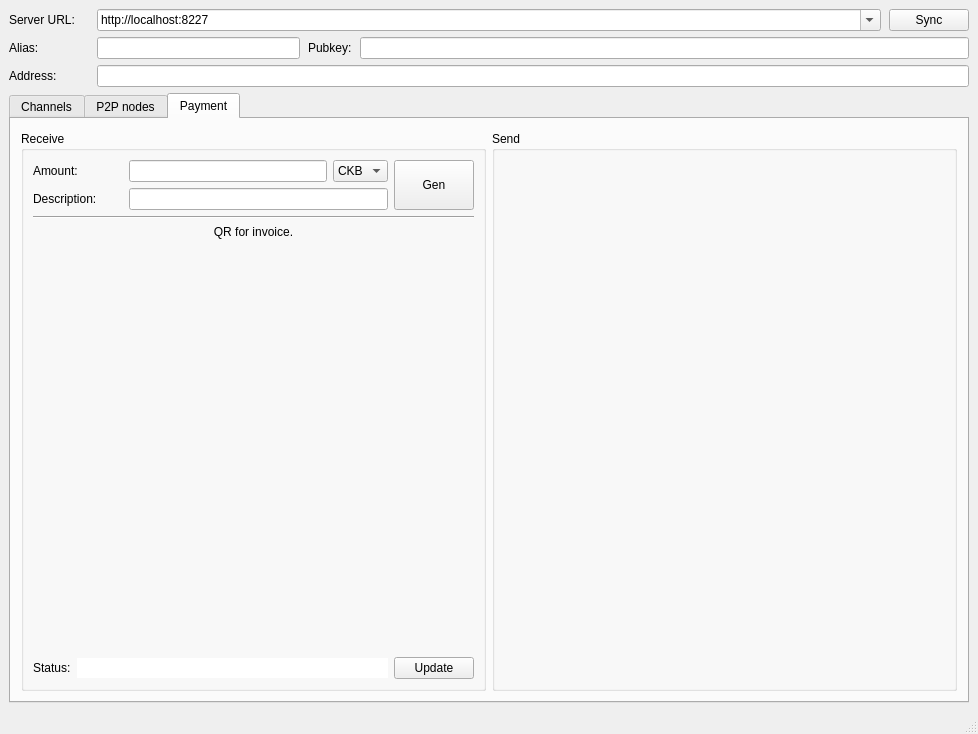
First picture: the form in main_window.ui, repository CipherWang/FiberGUIpy, before the edit.
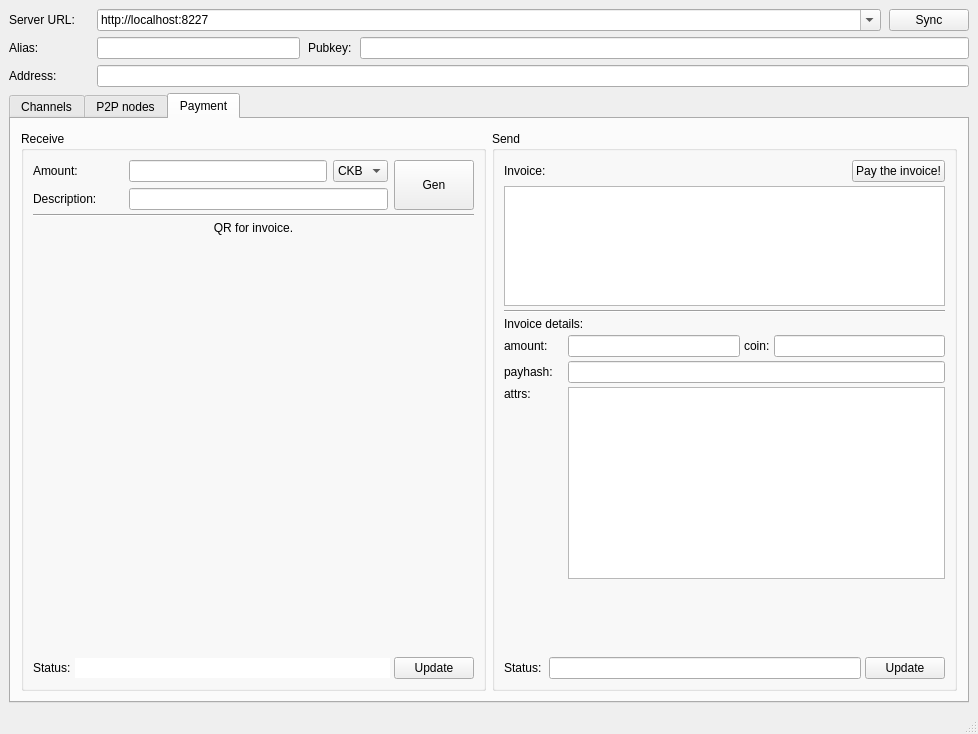
Second picture: the form after the edit. The open tabs and pages were chosen to show the change.

Commit message: add invoice payment function

What changed in the file:
```diff
--- a/main_window.ui
+++ b/main_window.ui
@@ -446,7 +446,10 @@
           <property name="title">
            <string>Receive</string>
           </property>
-          <layout class="QVBoxLayout" name="verticalLayout_6" stretch="0,0,0,1,0">
+          <layout class="QVBoxLayout" name="verticalLayout_6" stretch="0,0,0,1,0,0">
+           <property name="spacing">
+            <number>4</number>
+           </property>
            <item>
             <layout class="QHBoxLayout" name="horizontalLayout_8">
              <property name="spacing">
@@ -569,6 +572,19 @@
              </property>
             </widget>
            </item>
+           <item>
+            <spacer name="verticalSpacer_2">
+             <property name="orientation">
+              <enum>Qt::Orientation::Vertical</enum>
+             </property>
+             <property name="sizeHint" stdset="0">
+              <size>
+               <width>20</width>
+               <height>40</height>
+              </size>
+             </property>
+            </spacer>
+           </item>
            <item>
             <layout class="QHBoxLayout" name="horizontalLayout_11" stretch="0,1,0">
              <item>
@@ -611,9 +627,229 @@
           <property name="title">
            <string>Send</string>
           </property>
-          <layout class="QVBoxLayout" name="verticalLayout_7">
+          <layout class="QVBoxLayout" name="verticalLayout_7" stretch="0,0,0,0,0,0,0,0,0">
+           <property name="spacing">
+            <number>4</number>
+           </property>
            <item>
-            <layout class="QHBoxLayout" name="horizontalLayout_9"/>
+            <layout class="QHBoxLayout" name="horizontalLayout_9">
+             <property name="spacing">
+              <number>4</number>
+             </property>
+             <item>
+              <widget class="QLabel" name="label_11">
+               <property name="text">
+                <string>Invoice:</string>
+               </property>
+              </widget>
+             </item>
+             <item>
+              <spacer name="horizontalSpacer">
+               <property name="orientation">
+                <enum>Qt::Orientation::Horizontal</enum>
+               </property>
+               <property name="sizeHint" stdset="0">
+                <size>
+                 <width>40</width>
+                 <height>20</height>
+                </size>
+               </property>
+              </spacer>
+             </item>
+             <item>
+              <widget class="QPushButton" name="btnPayInvoice">
+               <property name="text">
+                <string>Pay the invoice!</string>
+               </property>
+              </widget>
+             </item>
+            </layout>
+           </item>
+           <item>
+            <widget class="QPlainTextEdit" name="txtInvoice">
+             <property name="sizePolicy">
+              <sizepolicy hsizetype="Expanding" vsizetype="Preferred">
+               <horstretch>0</horstretch>
+               <verstretch>0</verstretch>
+              </sizepolicy>
+             </property>
+             <property name="minimumSize">
+              <size>
+               <width>0</width>
+               <height>80</height>
+              </size>
+             </property>
+             <property name="maximumSize">
+              <size>
+               <width>16777215</width>
+               <height>120</height>
+              </size>
+             </property>
+            </widget>
+           </item>
+           <item>
+            <widget class="Line" name="line_4">
+             <property name="orientation">
+              <enum>Qt::Orientation::Horizontal</enum>
+             </property>
+            </widget>
+           </item>
+           <item>
+            <widget class="QLabel" name="label_17">
+             <property name="text">
+              <string>Invoice details:</string>
+             </property>
+            </widget>
+           </item>
+           <item>
+            <layout class="QHBoxLayout" name="horizontalLayout_14">
+             <item>
+              <widget class="QLabel" name="label_13">
+               <property name="minimumSize">
+                <size>
+                 <width>60</width>
+                 <height>0</height>
+                </size>
+               </property>
+               <property name="text">
+                <string>amount: </string>
+               </property>
+              </widget>
+             </item>
+             <item>
+              <widget class="QLineEdit" name="txtInvoiceAmount">
+               <property name="alignment">
+                <set>Qt::AlignmentFlag::AlignRight|Qt::AlignmentFlag::AlignTrailing|Qt::AlignmentFlag::AlignVCenter</set>
+               </property>
+               <property name="readOnly">
+                <bool>true</bool>
+               </property>
+              </widget>
+             </item>
+             <item>
+              <widget class="QLabel" name="label_15">
+               <property name="minimumSize">
+                <size>
+                 <width>0</width>
+                 <height>0</height>
+                </size>
+               </property>
+               <property name="text">
+                <string>coin:</string>
+               </property>
+              </widget>
+             </item>
+             <item>
+              <widget class="QLineEdit" name="txtInvoiceCoin">
+               <property name="alignment">
+                <set>Qt::AlignmentFlag::AlignCenter</set>
+               </property>
+               <property name="readOnly">
+                <bool>true</bool>
+               </property>
+              </widget>
+             </item>
+            </layout>
+           </item>
+           <item>
+            <layout class="QHBoxLayout" name="horizontalLayout_10">
+             <item>
+              <widget class="QLabel" name="label_12">
+               <property name="minimumSize">
+                <size>
+                 <width>60</width>
+                 <height>0</height>
+                </size>
+               </property>
+               <property name="text">
+                <string>payhash:</string>
+               </property>
+              </widget>
+             </item>
+             <item>
+              <widget class="QLineEdit" name="txtInvoicePayhash"/>
+             </item>
+            </layout>
+           </item>
+           <item>
+            <layout class="QHBoxLayout" name="horizontalLayout_13">
+             <item>
+              <widget class="QLabel" name="label_14">
+               <property name="minimumSize">
+                <size>
+                 <width>60</width>
+                 <height>0</height>
+                </size>
+               </property>
+               <property name="text">
+                <string>attrs:</string>
+               </property>
+               <property name="alignment">
+                <set>Qt::AlignmentFlag::AlignLeading|Qt::AlignmentFlag::AlignLeft|Qt::AlignmentFlag::AlignTop</set>
+               </property>
+              </widget>
+             </item>
+             <item>
+              <widget class="QPlainTextEdit" name="txtInvoiceAttrs">
+               <property name="sizePolicy">
+                <sizepolicy hsizetype="Expanding" vsizetype="Preferred">
+                 <horstretch>0</horstretch>
+                 <verstretch>0</verstretch>
+                </sizepolicy>
+               </property>
+               <property name="minimumSize">
+                <size>
+                 <width>0</width>
+                 <height>80</height>
+                </size>
+               </property>
+               <property name="readOnly">
+                <bool>true</bool>
+               </property>
+              </widget>
+             </item>
+            </layout>
+           </item>
+           <item>
+            <spacer name="verticalSpacer">
+             <property name="orientation">
+              <enum>Qt::Orientation::Vertical</enum>
+             </property>
+             <property name="sizeHint" stdset="0">
+              <size>
+               <width>20</width>
+               <height>40</height>
+              </size>
+             </property>
+            </spacer>
+           </item>
+           <item>
+            <layout class="QHBoxLayout" name="horizontalLayout_16" stretch="0,1,0">
+             <item>
+              <widget class="QLabel" name="label_18">
+               <property name="text">
+                <string>Status: </string>
+               </property>
+              </widget>
+             </item>
+             <item>
+              <widget class="QLineEdit" name="txtInvoicePaystatus">
+               <property name="alignment">
+                <set>Qt::AlignmentFlag::AlignCenter</set>
+               </property>
+               <property name="readOnly">
+                <bool>true</bool>
+               </property>
+              </widget>
+             </item>
+             <item>
+              <widget class="QPushButton" name="btnInvoiceUpdate">
+               <property name="text">
+                <string>Update</string>
+               </property>
+              </widget>
+             </item>
+            </layout>
            </item>
           </layout>
          </widget>
```
Left out of the diff: 2 changed lines with no effect on the pictures. The commit also changes 4 other files.
